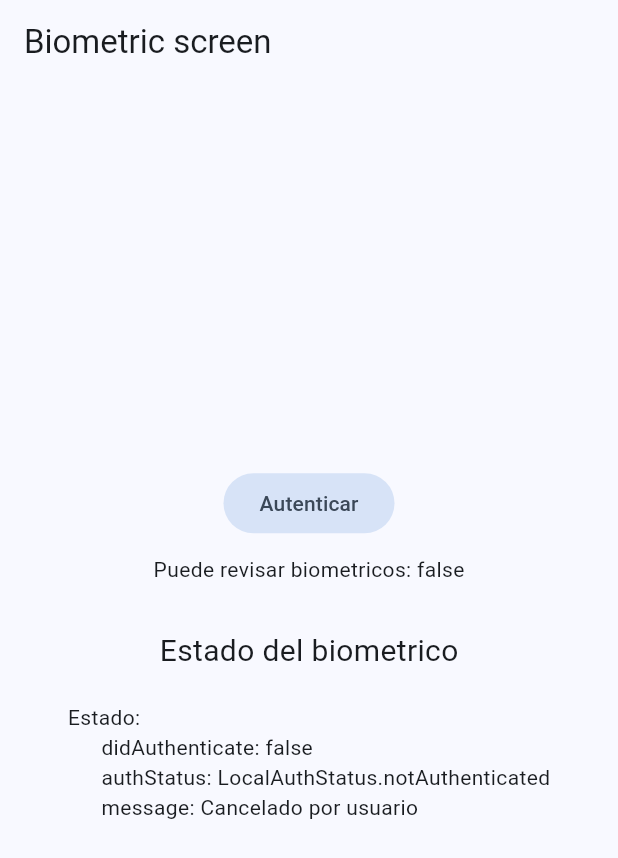
After one commit to Cesart18/miscelaneos, a Flutter app: the BiometricScreen screen opened by its route, after a tap on "Autenticar", on a phone screen of 412 x 824 dp. The commit adds this screen. Shown: the top 858 px of the screen. Run offline on Flutter 3.47's test engine with Material 3 defaults, Android fonts, the phone set to English and light mode, and no system bars; our stand-ins replace flutter_compass, flutter_riverpod, go_router, google_fonts, local_auth, permission_handler and 1 more; statements that could not run were skipped.

Commit message:
seccion 8 finalizada, FACEID fingerprint

```diff
--- a/lib/config/config.dart
+++ b/lib/config/config.dart
@@ -6,3 +6,4 @@
 
 // plugins
 export 'plugins/share_plugin.dart';
+export 'plugins/local_auth_plugin.dart';
--- /dev/null
+++ b/lib/config/plugins/local_auth_plugin.dart
@@ -0,0 +1,48 @@
+import 'package:flutter/services.dart';
+import 'package:local_auth/local_auth.dart';
+import 'package:local_auth/error_codes.dart' as auth_error;
+
+  class LocalAuthPlugin {
+
+    static final LocalAuthentication auth = LocalAuthentication();
+
+    static availableBiometrics() async {
+
+      final List<BiometricType> availableBiometrics = await auth.getAvailableBiometrics();
+
+    if (availableBiometrics.isNotEmpty) {
+      // Some biometrics are enrolled.
+    }
+
+    if (availableBiometrics.contains(BiometricType.strong) ||
+        availableBiometrics.contains(BiometricType.face)) {
+    }
+    }
+
+    static Future<bool> canCheckBiometrics() async {
+      return await auth.canCheckBiometrics;
+    }
+
+    static Future<( bool, String )> authenticate({ bool biometricOnly = false }) async {
+
+      try {
+
+        final bool disAuthenticate = await auth.authenticate(
+          localizedReason: 'Por favor autenticate para continuar',
+          options:  AuthenticationOptions(
+            biometricOnly: biometricOnly
+          ));
+
+        return ( disAuthenticate, disAuthenticate ? 'Hecho' : 'Cancelado por usuario' );
+      } on PlatformException catch (e) {
+        if( e.code == auth_error.notAvailable ) return ( false, 'No hay biometricos' );
+        if( e.code == auth_error.lockedOut ) return ( false, 'Muchos intentos fallidos' );
+        if( e.code == auth_error.notAvailable ) return ( false, 'No hay biometricos disponibles' );
+        if( e.code == auth_error.passcodeNotSet ) return ( false, 'no hay un PIN configurado' );
+        if( e.code == auth_error.permanentlyLockedOut ) return ( false, 'Se requiere desbloquear el tlfno' );
+        return (false, e.toString());
+      }
+
+
+    }
+  }
--- a/lib/config/router/app_router.dart
+++ b/lib/config/router/app_router.dart
@@ -37,8 +37,10 @@
             builder: (context, state) {
               final id = state.pathParameters['id'] ?? '1';
               return PokemonScreen(pokemonId: id);
-            },)
+            },),
           ]
         ),
+        GoRoute(path: '/biometric',
+        builder: (context, state) => const BiometricScreen(),),
 
 ]);
--- /dev/null
+++ b/lib/presentation/providers/local_auth/local_auth_providers.dart
@@ -0,0 +1,66 @@
+// ignore_for_file: public_member_api_docs, sort_constructors_first
+
+import 'package:flutter_riverpod/flutter_riverpod.dart';
+
+import 'package:miscelaneus/config/config.dart';
+
+final canCheckBiometricProvider = FutureProvider<bool>((ref) async {
+  return await LocalAuthPlugin.canCheckBiometrics();
+});
+
+
+final localAuthProvider = StateNotifierProvider<LocalAuthNotifier,LocalAuthState>((ref) {
+  return LocalAuthNotifier();
+});
+
+class LocalAuthNotifier extends StateNotifier<LocalAuthState> {
+  LocalAuthNotifier(): super(LocalAuthState());
+
+  Future<(bool, String)> authenticateUser() async {
+
+    final ( didAuthenticate, message ) = await LocalAuthPlugin.authenticate();
+
+    state = state.copyWith(
+      didAuthenticate: didAuthenticate,
+      message: message,
+      authStatus: didAuthenticate ? LocalAuthStatus.authenticated : LocalAuthStatus.notAuthenticated
+    );
+    return ( didAuthenticate, message );
+  }
+
+}
+
+enum LocalAuthStatus { authenticated, notAuthenticated, authenticating }
+
+class LocalAuthState {
+  final bool didAuthenticate;
+  final LocalAuthStatus authStatus;
+  final String message;
+
+  LocalAuthState(
+      {this.didAuthenticate = false,
+      this.authStatus = LocalAuthStatus.notAuthenticated,
+      this.message = ''
+      });
+
+  LocalAuthState copyWith({
+    bool? didAuthenticate,
+    LocalAuthStatus? authStatus,
+    String? message,
+  }) =>
+      LocalAuthState(
+        didAuthenticate: didAuthenticate ?? this.didAuthenticate,
+        authStatus: authStatus ?? this.authStatus,
+        message: message ?? this.message,
+      );
+
+  @override
+  String toString() {
+    return '''
+
+      didAuthenticate: $didAuthenticate
+      authStatus: $authStatus
+      message: $message
+    ''';
+  }
+}
--- a/lib/presentation/providers/providers.dart
+++ b/lib/presentation/providers/providers.dart
@@ -10,3 +10,5 @@
 
 export 'pokemons/pokemon_list_provider.dart';
 export 'pokemons/pokemon_provider.dart';
+
+export 'local_auth/local_auth_providers.dart';
--- /dev/null
+++ b/lib/presentation/screens/biometrics/biometric_screen.dart
@@ -0,0 +1,48 @@
+import 'package:flutter/material.dart';
+import 'package:flutter_riverpod/flutter_riverpod.dart';
+import 'package:miscelaneus/presentation/providers/local_auth/local_auth_providers.dart';
+
+class BiometricScreen extends ConsumerWidget {
+  const BiometricScreen({super.key});
+
+  @override
+  Widget build(BuildContext context, ref) {
+
+    final cancheckBiometricAsync = ref.watch(canCheckBiometricProvider);
+    final localAuthState = ref.watch(localAuthProvider);
+
+    return Scaffold(
+      appBar: AppBar(
+        title: const Text('Biometric screen'),
+      ),
+      body: Center(
+        child: Column(
+          mainAxisAlignment: MainAxisAlignment.center,
+          children: [
+            FilledButton.tonal(onPressed: (){
+              ref.read(localAuthProvider.notifier).authenticateUser();
+            }, child: const Text('Autenticar')),
+
+            const SizedBox(height: 10,),
+
+        cancheckBiometricAsync.when(
+          data: (canCheck) => Text('Puede revisar biometricos: $canCheck'),
+          error: (error, stackTrace) => Text('$error'),
+          loading: () => const CircularProgressIndicator(strokeWidth: 2,)
+          ),
+
+          const SizedBox(height: 30,),
+            const Text('Estado del biometrico', style: TextStyle(
+              fontSize: 20
+            ),),
+            const SizedBox(height: 20,),
+             Text('Estado: $localAuthState', style: const TextStyle(
+              fontSize: 14
+            ),),
+
+          ],
+        ),
+      ),
+    );
+  }
+}
--- a/lib/presentation/screens/screens.dart
+++ b/lib/presentation/screens/screens.dart
@@ -11,3 +11,5 @@
 
 export 'pokemons/pokemons_screen.dart';
 export 'pokemons/pokemon_screen.dart';
+
+export 'biometrics/biometric_screen.dart';
--- a/lib/presentation/widgets/shared/main_menu.dart
+++ b/lib/presentation/widgets/shared/main_menu.dart
@@ -23,6 +23,7 @@
   MenuItem(title: 'Brujula', icon: Icons.explore, route: '/compass'),
 
   MenuItem(title: 'Pokemons', icon: Icons.catching_pokemon_sharp, route: '/pokemons'),
+  MenuItem(title: 'Biometric', icon: Icons.fingerprint, route: '/biometric'),
 ];
 
 
--- a/pubspec.yaml
+++ b/pubspec.yaml
@@ -36,6 +36,7 @@
   flutter_riverpod: ^2.5.1
   go_router: ^14.0.2
   google_fonts: ^6.2.1
+  local_auth: ^2.2.0
   permission_handler: ^11.3.1
   sensors_plus: ^5.0.1
   share_plus: ^9.0.0
```
Also changed, not shown: pubspec.lock, 6 other files.
